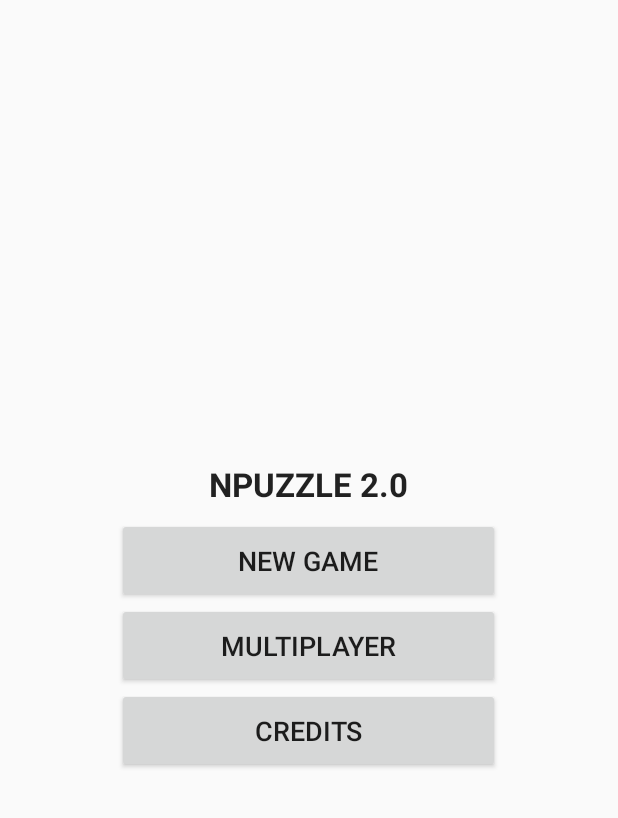
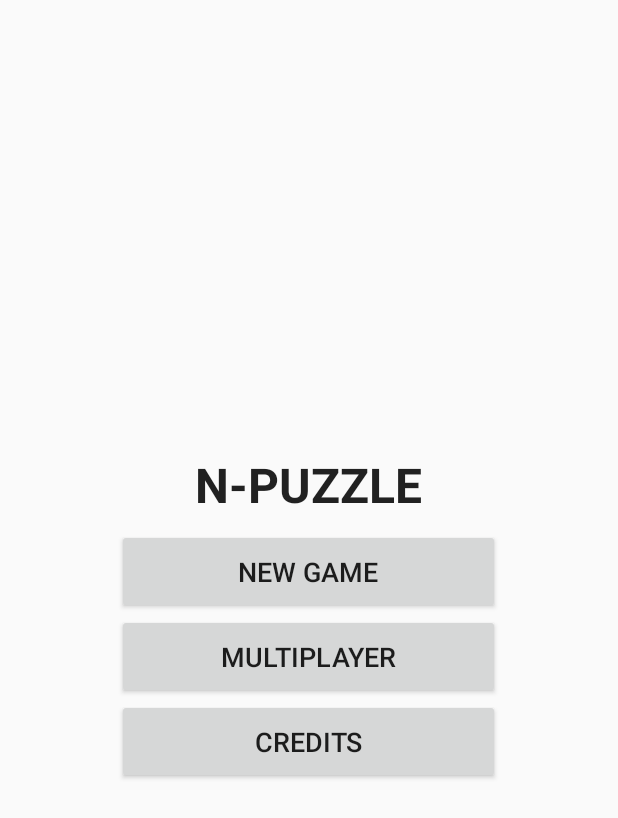
Before and after one commit to JeroenSchonenberg/nPuzzle2.0, an Android app: the screen it shows after launch (MainMenuActivity), on a phone screen of 412 x 824 dp. Shown: the top 818 px of the screen. Run offline under Robolectric (Android 15) with nearby library versions, the phone set to English and light mode, and no system bars; our stand-ins replace ButterKnife.

Commit message:
changed main menu title

```diff
--- a/app/src/main/res/layout/activity_main_menu.xml
+++ b/app/src/main/res/layout/activity_main_menu.xml
@@ -22,15 +22,16 @@
             <TextView
                 android:layout_width="match_parent"
                 android:layout_height="wrap_content"
-                android:textAppearance="?android:attr/textAppearanceLarge"
                 android:text="@string/title_activity_main_menu"
                 android:id="@+id/game_title"
                 android:elegantTextHeight="false"
                 android:textStyle="bold"
-                android:textSize="@dimen/extra_large_text_size"
+                android:textSize="@dimen/title_size"
                 android:gravity="center"
                 android:paddingBottom="@dimen/default_padding"
-                android:textAllCaps="true" />
+                android:textAllCaps="true"
+                android:textAppearance="?android:attr/textAppearanceLarge"
+                android:textIsSelectable="false"/>
 
             <Button
                 android:layout_width="match_parent"
--- a/app/src/main/res/values/dimens.xml
+++ b/app/src/main/res/values/dimens.xml
@@ -7,6 +7,7 @@
 
     <dimen name="normal_text_size">18dp</dimen>
     <dimen name="extra_large_text_size">22dp</dimen>
+    <dimen name="title_size">32sp</dimen>
     <dimen name="button_text_size">18dp</dimen>
 
     <item name="container_weight" type="dimen" format="float">0.62</item>
--- a/app/src/main/res/values/strings.xml
+++ b/app/src/main/res/values/strings.xml
@@ -2,7 +2,7 @@
     <string name="app_name">nPuzzle</string>
 
     <!-- activity titles -->
-    <string name="title_activity_main_menu">npuzzle 2.0</string>
+    <string name="title_activity_main_menu">n-puzzle</string>
     <string name="title_activity_select_image">pick a puzzle</string>
     <string name="title_activity_select_difficulty">pick a difficulty</string>
     <string name="title_activity_gameplay">Puzzle</string>
```
